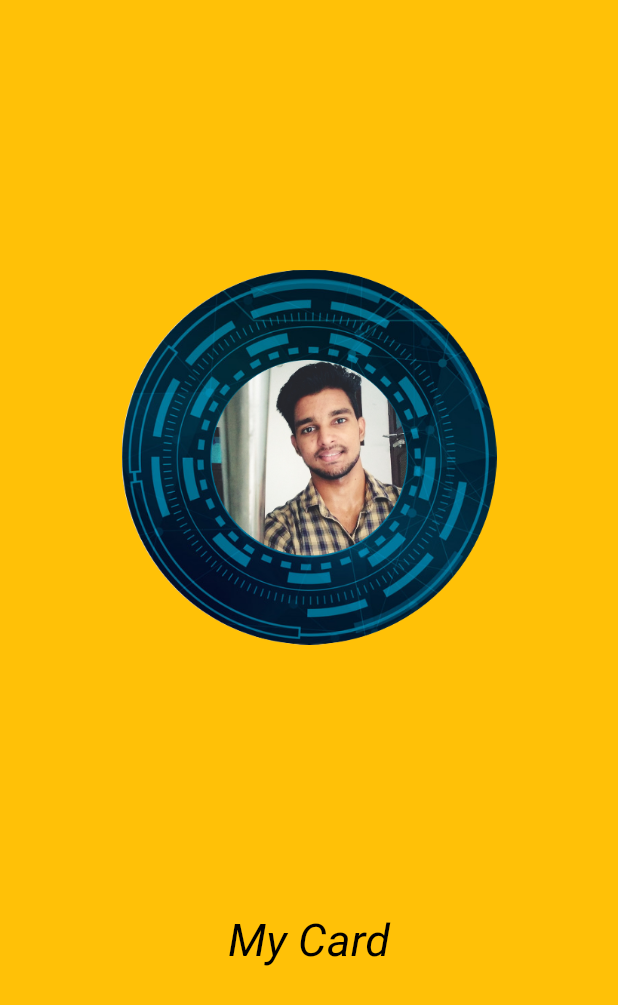
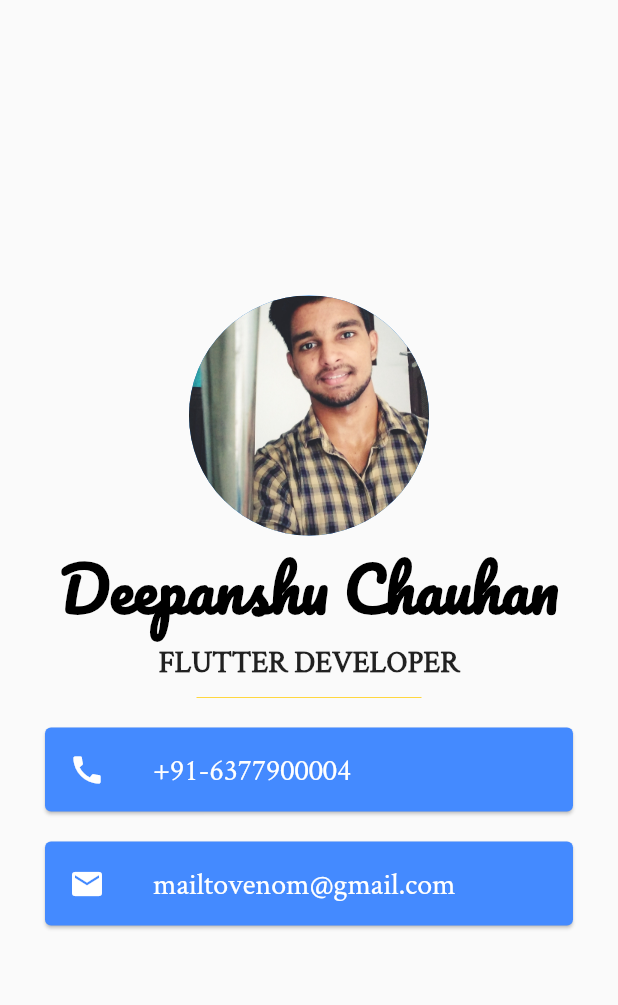
Before and after one commit to Deepanshuchauhan123/My_Business_card_app, a Flutter app: the screen it shows after launch, on a phone screen of 412 x 824 dp. Shown: the top 1005 px of the screen. Run offline on Flutter 3.47's test engine with Material 2 defaults, Android fonts, the phone set to English and light mode, and no system bars.

Commit message:
Card App

```diff
--- a/lib/main.dart
+++ b/lib/main.dart
@@ -10,24 +10,74 @@ class MyApp extends StatelessWidget {
   Widget build(BuildContext context) {
     return MaterialApp(
       home: Scaffold(
-        backgroundColor: Colors.amber,
         body: SafeArea(
           child: Column(
-            mainAxisAlignment: MainAxisAlignment.spaceEvenly,
+            mainAxisAlignment: MainAxisAlignment.center,
+            //crossAxisAlignment: CrossAxisAlignment.center,
             children: <Widget>[
-              Center(
-                child: Image.asset(
-                  'lib/Images/Splashlogo.png',
-                  height: 250.0,
-                  width: 250.0,
+              CircleAvatar(
+                radius: 80,
+                backgroundImage: AssetImage(
+                  'lib/Images/Deepanshu.JPG',
                 ),
               ),
-                Center(
-                child: Text("My Card",style: TextStyle(
-                fontSize: 30,
-                fontStyle: FontStyle.italic,
-                color: Colors.black
-              ),),)
+              Text(
+                "Deepanshu Chauhan",
+                style: TextStyle(
+                    fontFamily: "pacifico",
+                    fontSize: 40.0,
+                    fontWeight: FontWeight.bold,
+                    color: Colors.black),
+              ),
+              Text("FLUTTER DEVELOPER",
+                  style: TextStyle(
+                    fontFamily: "Crimson_Text",
+                    fontSize: 20.0,
+                    fontWeight: FontWeight.bold,
+                  )),
+              SizedBox(
+                height: 20.0,
+                width: 150.0,
+                child: Divider(
+                  color: Colors.amberAccent,
+                ),
+              ),
+              Card(
+                color: Colors.blueAccent,
+                margin: EdgeInsets.symmetric(vertical: 10.0, horizontal: 30.0),
+                child: ListTile(
+                  leading: Icon(
+                    Icons.call,
+                    color: Colors.white,
+                  ),
+                  title: Text(
+                    "+91-6377900004",
+                    style: TextStyle(
+                      color: Colors.white,
+                      fontFamily: 'Crimson_Text',
+                      fontSize: 20.0,
+                    ),
+                  ),
+                ),
+              ),
+              Card(
+                color: Colors.blueAccent,
+                margin: EdgeInsets.symmetric(vertical: 10.0, horizontal: 30.0),
+                child: ListTile(
+                  leading: Icon(
+                    Icons.email,
+                    color: Colors.white,
+                  ),
+                  title: Text(
+                    "mailtovenom@gmail.com",
+                    style: TextStyle(
+                      color: Colors.white,
+                      fontFamily: 'Crimson_Text',
+                      fontSize: 20.0,
+                    ),
+                  ),
+                ),
+              ),
             ],
           ),
         ),
```
Also changed, not shown: pubspec.yaml (+7 -4 lines), lib/Fonts/CrimsonText-Bold.ttf (added), lib/Fonts/CrimsonText-BoldItalic.ttf (added), lib/Fonts/CrimsonText-Italic.ttf (added), lib/Fonts/CrimsonText-Regular.ttf (added), lib/Fonts/CrimsonText-SemiBold.ttf (added), lib/Fonts/CrimsonText-SemiBoldItalic.ttf (added), lib/Fonts/Pacifico-Regular.ttf (added), lib/Images/Deepanshu.JPG (added).
